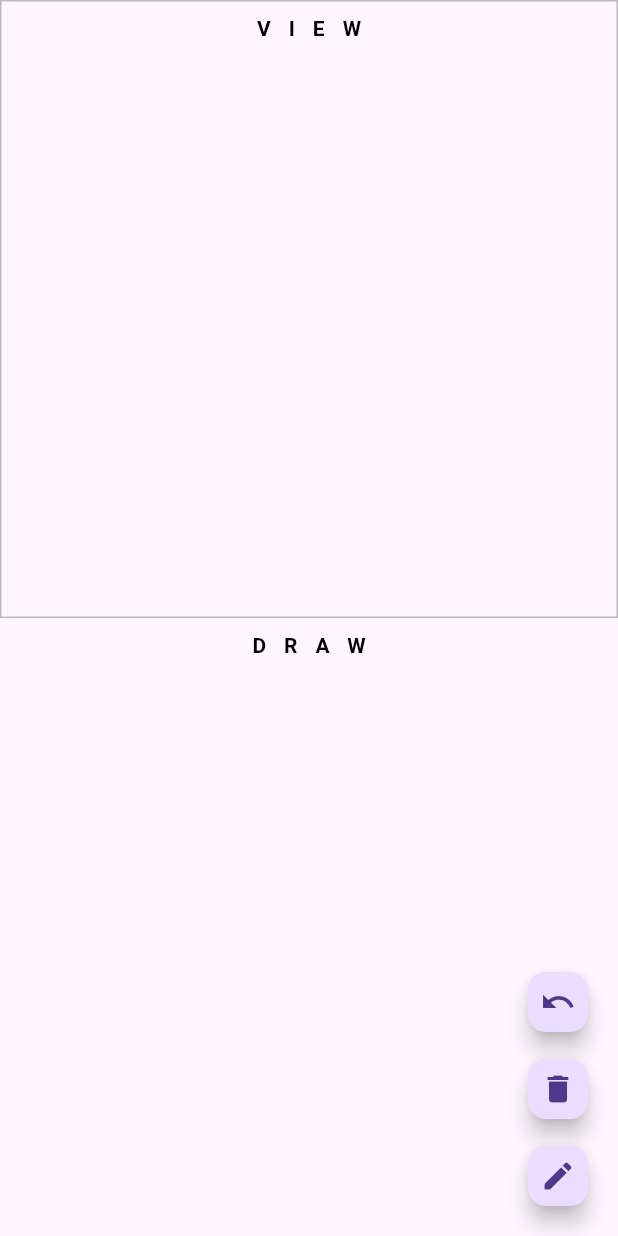
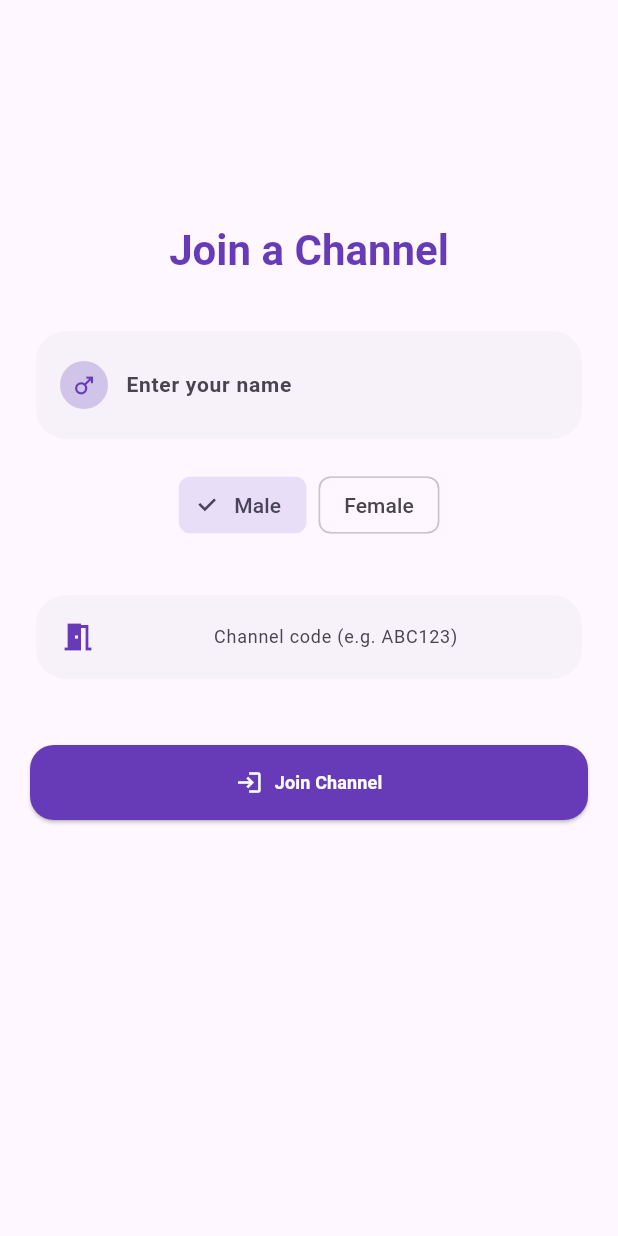
Before and after one commit to SiddardhaD/draw_collab, a Flutter app: the screen it shows after launch, on a phone screen of 412 x 824 dp. Run offline on Flutter 3.47's test engine with Material 3 defaults, Android fonts, the phone set to English and light mode, and no system bars; our stand-ins replace cloud_firestore, firebase_core, flutter_riverpod; accounts and stored records are empty.

Commit message:
development
Added New screen : ChannelLobbyScreen and its viewmodel

```diff
--- /dev/null
+++ b/draw/lib/app/views/channel_lobby_screen.dart
@@ -0,0 +1,197 @@
+import 'package:draw/app/viewmodels/channel_lobby_view_model.dart';
+import 'package:draw/app/views/split_screen.dart';
+import 'package:flutter/material.dart';
+import 'package:flutter_riverpod/flutter_riverpod.dart';
+
+class ChannelLobbyScreen extends ConsumerWidget {
+  const ChannelLobbyScreen({super.key});
+
+  @override
+  Widget build(BuildContext context, WidgetRef ref) {
+    final lobby = ref.watch(channelLobbyProvider);
+    final lobbyNotifier = ref.read(channelLobbyProvider.notifier);
+
+    return Scaffold(
+      body: SafeArea(
+        child: Padding(
+          padding: const EdgeInsets.all(20),
+          child: Column(
+            crossAxisAlignment: CrossAxisAlignment.center,
+            children: [
+              const Spacer(),
+              Text(
+                "Join a Channel",
+                style: Theme.of(context).textTheme.headlineMedium?.copyWith(
+                  fontWeight: FontWeight.bold,
+                  color: Colors.deepPurple,
+                ),
+                textAlign: TextAlign.center,
+              ),
+              const SizedBox(height: 32),
+
+              Card(
+                elevation: 0,
+                shape: RoundedRectangleBorder(
+                  borderRadius: BorderRadius.circular(20),
+                ),
+                child: Padding(
+                  padding: const EdgeInsets.symmetric(
+                    horizontal: 16,
+                    vertical: 12,
+                  ),
+                  child: Row(
+                    children: [
+                      CircleAvatar(
+                        radius: 16,
+                        backgroundColor:
+                            lobby.gender == Gender.female
+                                ? Colors.pink.shade100
+                                : Colors.deepPurple.shade100,
+                        child: Icon(
+                          lobby.gender == Gender.female
+                              ? Icons.female
+                              : Icons.male,
+                          color:
+                              lobby.gender == Gender.female
+                                  ? Colors.pink
+                                  : Colors.deepPurple,
+                          size: 18,
+                        ),
+                      ),
+                      const SizedBox(width: 12),
+                      Expanded(
+                        child: TextField(
+                          style: TextStyle(
+                            fontWeight: FontWeight.bold,
+                            fontSize: 12,
+                          ),
+                          decoration: const InputDecoration(
+                            border: InputBorder.none,
+                            hintStyle: TextStyle(
+                              fontWeight: FontWeight.bold,
+                              fontSize: 14,
+                            ),
+                            hintText: "Enter your name",
+                          ),
+                          onChanged: lobbyNotifier.setDisplayName,
+                        ),
+                      ),
+                    ],
+                  ),
+                ),
+              ),
+              const SizedBox(height: 16),
+
+              // Gender Selection
+              Wrap(
+                spacing: 8,
+                children: [
+                  ChoiceChip(
+                    label: const Text("Male"),
+                    selected: lobby.gender == Gender.male,
+                    onSelected: (_) => lobbyNotifier.setGender(Gender.male),
+                  ),
+                  ChoiceChip(
+                    label: const Text("Female"),
+                    selected: lobby.gender == Gender.female,
+                    onSelected: (_) => lobbyNotifier.setGender(Gender.female),
+                  ),
+                ],
+              ),
+              const SizedBox(height: 32),
+
+              // Channel Code Entry
+              Card(
+                elevation: 0,
+                shape: RoundedRectangleBorder(
+                  borderRadius: BorderRadius.circular(20),
+                ),
+                child: Padding(
+                  padding: const EdgeInsets.symmetric(
+                    horizontal: 16,
+                    vertical: 4,
+                  ),
+                  child: Row(
+                    children: [
+                      const Icon(Icons.meeting_room, color: Colors.deepPurple),
+                      const SizedBox(width: 12),
+                      Expanded(
+                        child: TextField(
+                          textAlign: TextAlign.center,
+                          style: TextStyle(
+                            fontWeight: FontWeight.w400,
+                            fontSize: 12,
+                          ),
+                          textCapitalization: TextCapitalization.characters,
+                          decoration: const InputDecoration(
+                            border: InputBorder.none,
+                            hintStyle: TextStyle(
+                              fontWeight: FontWeight.w400,
+                              fontSize: 12,
+                            ),
+                            hintText: "Channel code (e.g. ABC123)",
+                          ),
+                          onChanged: lobbyNotifier.setChannelId,
+                        ),
+                      ),
+                    ],
+                  ),
+                ),
+              ),
+              const SizedBox(height: 40),
+
+              // Join Button
+              SizedBox(
+                width: double.infinity,
+                child: ElevatedButton.icon(
+                  icon: const Icon(Icons.login, color: Colors.white),
+                  style: ElevatedButton.styleFrom(
+                    backgroundColor: Colors.deepPurple,
+                    shape: RoundedRectangleBorder(
+                      borderRadius: BorderRadius.circular(16),
+                    ),
+                    padding: const EdgeInsets.symmetric(vertical: 16),
+                  ),
+                  label: const Text(
+                    "Join Channel",
+                    style: TextStyle(
+                      fontWeight: FontWeight.bold,
+                      fontSize: 12,
+                      color: Colors.white,
+                    ),
+                  ),
+
+                  onPressed: () async {
+                    lobbyNotifier.ensureUserId();
+                    if (!lobbyNotifier.isChannelIDPresent()) {
+                      ScaffoldMessenger.of(context).showSnackBar(
+                        SnackBar(
+                          content: Text(
+                            "Enter Channel Code",
+                            style: TextStyle(
+                              fontWeight: FontWeight.bold,
+                              fontSize: 12,
+                              color: Colors.white,
+                            ),
+                          ),
+                        ),
+                      );
+                      return;
+                    }
+
+                    Navigator.push(
+                      context,
+                      MaterialPageRoute(builder: (_) => const SplitScreen()),
+                    );
+                  },
+                ),
+              ),
+
+              const Spacer(flex: 2),
+            ],
+          ),
+        ),
+      ),
+    );
+  }
+}
--- a/draw/lib/main.dart
+++ b/draw/lib/main.dart
@@ -1,4 +1,4 @@
-import 'package:draw/app/views/split_screen.dart';
+import 'package:draw/app/views/channel_lobby_screen.dart';
 import 'package:draw/firebase_options.dart';
 import 'package:firebase_core/firebase_core.dart';
 import 'package:flutter/material.dart';
@@ -22,7 +22,7 @@ class DrawingApp extends StatelessWidget {
     return ProviderScope(
       child: MaterialApp(
         debugShowCheckedModeBanner: false,
-        home: SplitScreen(),
+        home: ChannelLobbyScreen(),
       ),
     );
   }
```
Also changed, not shown: draw/lib/app/viewmodels/channel_lobby_view_model.dart (added, +71 -0 lines).
